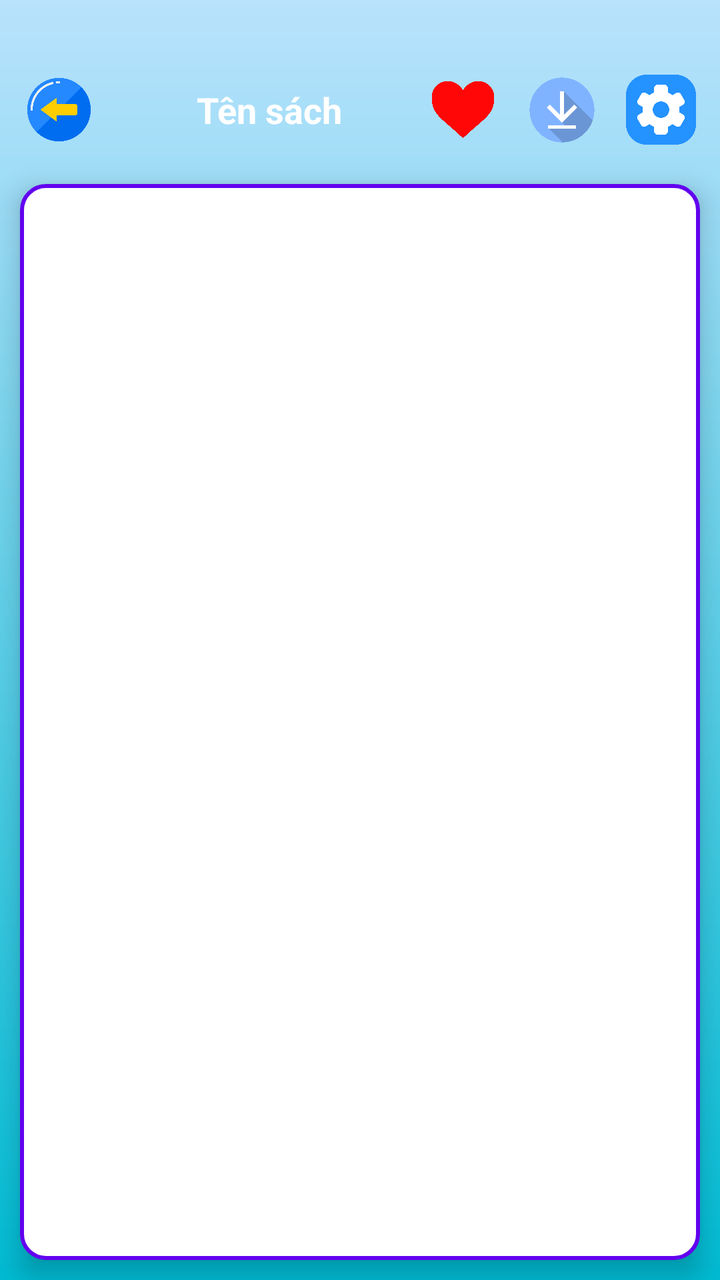
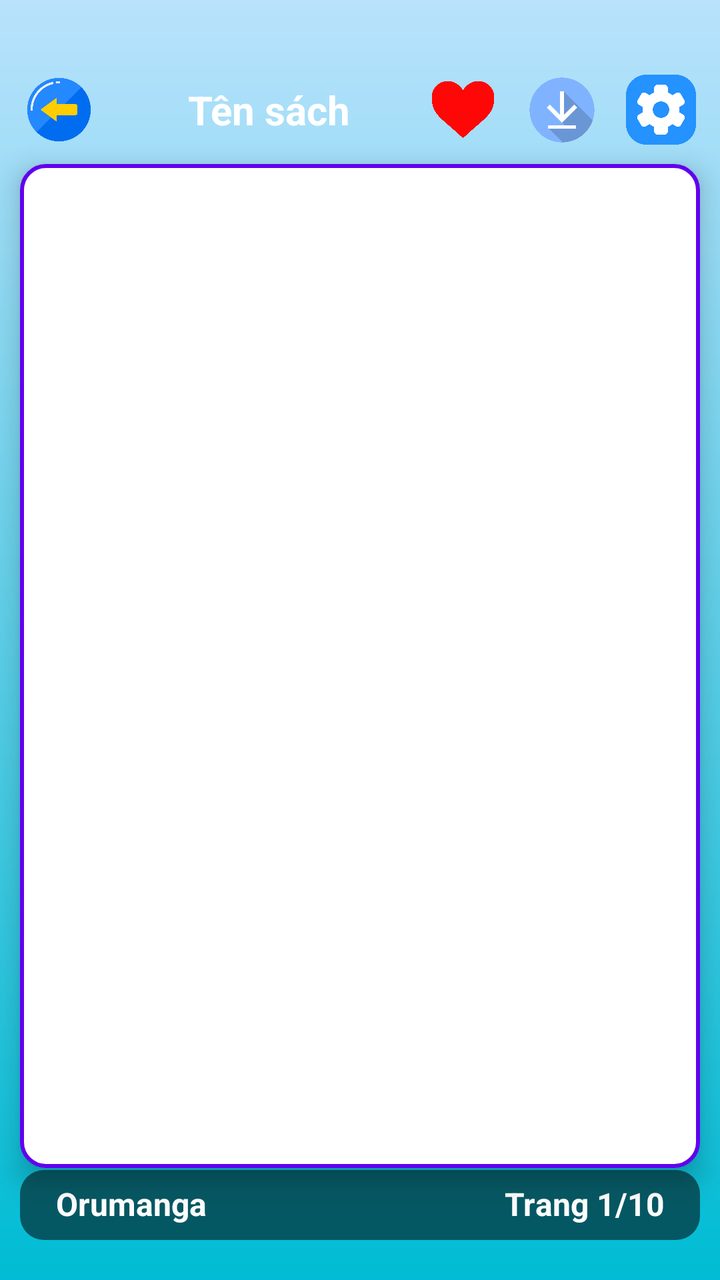

An Android layout rendered at two revisions. The XML below is the earlier revision; the diff shows what the commit changed to produce the second picture.
<!-- AndroidManifest.xml: application theme Theme.Do_an -->
<!-- res/layout/activity_reading.xml -->
<?xml version="1.0" encoding="utf-8"?>
<LinearLayout xmlns:android="http://schemas.android.com/apk/res/android"
    xmlns:tools="http://schemas.android.com/tools"
    android:orientation="vertical"
    android:background="@drawable/bg_gradient"
    android:layout_width="match_parent"
    android:layout_height="match_parent"
    android:paddingTop="28dp"
    tools:context=".application.ReadActivity">

    
    <LinearLayout
        android:id="@+id/topBar"
        android:layout_width="match_parent"
        android:layout_height="54dp"
        android:orientation="horizontal"
        android:gravity="center_vertical"
        android:paddingHorizontal="12dp"
        android:elevation="4dp">

        
        <ImageView
            android:id="@+id/btnBack"
            android:layout_width="35dp"
            android:layout_height="35dp"
            android:src="@drawable/img_2"/>

        
        <TextView
            android:id="@+id/txtTieuDe"
            android:layout_width="0dp"
            android:layout_height="wrap_content"
            android:layout_weight="1"
            android:layout_marginStart="16dp"
            android:text="Tên sách"
            android:textColor="@android:color/white"
            android:textSize="18sp"
            android:gravity="center_horizontal"
            android:textStyle="bold"
            android:ellipsize="end"
            android:singleLine="true" />

        
        <LinearLayout
            android:layout_width="wrap_content"
            android:layout_height="match_parent"
            android:gravity="center_vertical"
            android:orientation="horizontal">

            <ImageView
                android:id="@+id/btnFavorite"
                android:layout_width="35dp"
                android:layout_height="35dp"
                android:layout_marginStart="8dp"
                android:src="@drawable/img_3"
                android:contentDescription="Yêu thích" />

            <ImageView
                android:id="@+id/btnDown"
                android:layout_width="40dp"
                android:layout_height="40dp"
                android:layout_marginStart="12dp"
                android:src="@drawable/img_4"
                android:contentDescription="Tải xuống" />

            <ImageView
                android:id="@+id/btnSettings"
                android:layout_width="35dp"
                android:layout_height="35dp"
                android:layout_marginStart="12dp"
                android:src="@drawable/img_13"
                android:contentDescription="Tải xuống" />
        </LinearLayout>
    </LinearLayout>

    
    <androidx.viewpager2.widget.ViewPager2
        android:id="@+id/pdfViewPager"
        android:layout_width="match_parent"
        android:layout_height="0dp"
        android:layout_margin="10dp"
        android:layout_weight="1"
        android:background="@drawable/bg_pdf_frame"
        android:elevation="8dp" />

    <FrameLayout
        android:id="@+id/settingsContainer"
        android:layout_width="match_parent"
        android:layout_height="match_parent"
        android:visibility="gone"
        android:background="#AA000000"
        android:padding="20dp">

        <LinearLayout
            android:layout_width="match_parent"
            android:layout_height="wrap_content"
            android:orientation="vertical"
            android:background="@android:color/white"
            android:padding="16dp"
            android:layout_gravity="center_vertical"
            android:elevation="8dp">

            <TextView
                android:text="Cài đặt hiển thị"
                android:textSize="20sp"
                android:textStyle="bold"
                android:layout_width="match_parent"
                android:layout_height="wrap_content"
                android:gravity="center"/>

            <Switch
                android:id="@+id/switch_dark_mode"
                android:layout_width="match_parent"
                android:layout_height="wrap_content"
                android:text="Chế độ tối (Dark Mode)"
                android:layout_marginTop="8dp"/>

            <androidx.appcompat.widget.AppCompatButton
                android:id="@+id/btnCloseSettings"
                android:layout_width="wrap_content"
                android:layout_height="wrap_content"
                android:text="Đóng"/>
        </LinearLayout>
    </FrameLayout>

</LinearLayout>
<!-- resources referenced by this layout -->
<resources>
  <!-- drawable bg_gradient (drawable) -->
  <?xml version="1.0" encoding="utf-8"?>
  <shape xmlns:android="http://schemas.android.com/apk/res/android"
      android:shape="rectangle">
  
      <gradient
          android:type="linear"
          android:startColor="#B9E2FC"
          android:endColor="#00BCD4"
          android:angle="270" />
  
  </shape>
  <!-- drawable bg_pdf_frame (drawable) -->
  <shape xmlns:android="http://schemas.android.com/apk/res/android" android:shape="rectangle">
      
      <solid android:color="@android:color/white"/>
  
      
      <corners android:radius="12dp"/>
  
      
      <stroke
          android:width="2dp"
          android:color="#FF6200EE"/>
  
      
      <padding
          android:left="3dp"
          android:top="3dp"
          android:right="3dp"
          android:bottom="3dp"/>
  </shape>
  <!-- drawable img_13: png bitmap (drawable, 15685 bytes) -->
  <!-- drawable img_2: png bitmap (drawable, 16760 bytes) -->
  <!-- drawable img_3: png bitmap (drawable, 28111 bytes) -->
  <!-- drawable img_4: png bitmap (drawable, 61992 bytes) -->
  <style name="Theme.Do_an" parent="Base.Theme.Do_an" />
  <style name="Base.Theme.Do_an" parent="Theme.Material3.DayNight.NoActionBar">
          
          
      </style>
</resources>

<!-- the commit's change to res/layout/activity_reading.xml (unified diff, before → after) -->
@@ -34,7 +34,7 @@
             android:layout_marginStart="16dp"
             android:text="Tên sách"
             android:textColor="@android:color/white"
-            android:textSize="18sp"
+            android:textSize="20sp"
             android:gravity="center_horizontal"
             android:textStyle="bold"
             android:ellipsize="end"
@@ -74,53 +74,230 @@
     </LinearLayout>
 
     
-    <androidx.viewpager2.widget.ViewPager2
-        android:id="@+id/pdfViewPager"
+    <FrameLayout
         android:layout_width="match_parent"
         android:layout_height="0dp"
-        android:layout_margin="10dp"
         android:layout_weight="1"
+        android:layout_marginLeft="10dp"
+        android:layout_marginRight="10dp"
         android:background="@drawable/bg_pdf_frame"
-        android:elevation="8dp" />
+        android:elevation="8dp">
+
+        <androidx.viewpager2.widget.ViewPager2
+            android:id="@+id/pdfViewPager"
+            android:layout_width="match_parent"
+            android:layout_height="match_parent" />
+
+        
+        <LinearLayout
+            android:id="@+id/loadingLayout"
+            android:orientation="vertical"
+            android:gravity="center"
+            android:layout_width="wrap_content"
+            android:layout_height="wrap_content"
+            android:layout_gravity="center"
+            android:visibility="gone">
+
+            <ProgressBar
+                android:id="@+id/progressBarLoading"
+                android:layout_width="45dp"
+                android:layout_height="45dp"
+                android:indeterminate="true" />
+
+            <TextView
+                android:id="@+id/txtLoading"
+                android:layout_width="wrap_content"
+                android:layout_height="wrap_content"
+                android:text="Đang tải..."
+                android:textColor="@android:color/background_dark"
+                android:textSize="16sp"
+                android:layout_marginTop="8dp" />
+        </LinearLayout>
+    </FrameLayout>
+
+    <LinearLayout
+        android:layout_width="match_parent"
+        android:layout_height="35dp"
+        android:paddingHorizontal="18dp"
+        android:paddingVertical="6dp"
+        android:layout_marginTop="1dp"
+        android:layout_marginRight="10dp"
+        android:layout_marginLeft="10dp"
+        android:layout_gravity="center_horizontal"
+        android:layout_marginBottom="20dp"
+        android:orientation="horizontal"
+        android:background="@drawable/bg_page_indicator">
+
+        <TextView
+            android:id="@+id/txtname"
+            android:layout_width="wrap_content"
+            android:layout_height="wrap_content"
+            android:text="Orumanga"
+            android:gravity="start"
+            android:textColor="@android:color/white"
+            android:textSize="16sp"
+            android:textStyle="bold"/>
+
+        <TextView
+            android:id="@+id/txtPageIndicator"
+            android:layout_width="wrap_content"
+            android:layout_height="wrap_content"
+            android:gravity="end"
+            android:layout_weight="1"
+            android:text="Trang 1/10"
+            android:textColor="@android:color/white"
+            android:textSize="16sp"
+            android:textStyle="bold"/>
+    </LinearLayout>
+
+
 
     <FrameLayout
         android:id="@+id/settingsContainer"
         android:layout_width="match_parent"
         android:layout_height="match_parent"
         android:visibility="gone"
-        android:background="#AA000000"
-        android:padding="20dp">
-
-        <LinearLayout
+        android:background="#99000000"
+        android:padding="24dp">
+
+        <ScrollView
             android:layout_width="match_parent"
             android:layout_height="wrap_content"
-            android:orientation="vertical"
-            android:background="@android:color/white"
-            android:padding="16dp"
-            android:layout_gravity="center_vertical"
-            android:elevation="8dp">
-
-            <TextView
-                android:text="Cài đặt hiển thị"
-                android:textSize="20sp"
-                android:textStyle="bold"
+            android:fillViewport="true">
+
+            <LinearLayout
                 android:layout_width="match_parent"
                 android:layout_height="wrap_content"
-                android:gravity="center"/>
-
-            <Switch
-                android:id="@+id/switch_dark_mode"
-                android:layout_width="match_parent"
-                android:layout_height="wrap_content"
-                android:text="Chế độ tối (Dark Mode)"
-                android:layout_marginTop="8dp"/>
-
-            <androidx.appcompat.widget.AppCompatButton
-                android:id="@+id/btnCloseSettings"
-                android:layout_width="wrap_content"
-                android:layout_height="wrap_content"
-                android:text="Đóng"/>
-        </LinearLayout>
+                android:orientation="vertical"
+                android:background="@drawable/bg_settings_card"
+                android:padding="20dp"
+                android:elevation="12dp"
+                android:layout_gravity="center_vertical">
+
+                <TextView
+                    android:text="Cài đặt"
+                    android:textSize="22sp"
+                    android:textStyle="bold"
+                    android:textColor="#222222"
+                    android:layout_width="match_parent"
+                    android:layout_height="wrap_content"
+                    android:gravity="center"
+                    android:paddingBottom="12dp"/>
+
+                
+                <TextView
+                    android:text="Chiều đọc:"
+                    android:textStyle="bold"
+                    android:textColor="#333333"
+                    android:layout_width="wrap_content"
+                    android:layout_height="wrap_content"/>
+
+                <RadioGroup
+                    android:id="@+id/rgReadingDirection"
+                    android:layout_width="match_parent"
+                    android:layout_height="wrap_content"
+                    android:paddingHorizontal="8dp"
+                    android:paddingTop="4dp">
+
+                    <RadioButton
+                        android:id="@+id/rbVertical"
+                        android:layout_width="wrap_content"
+                        android:layout_height="wrap_content"
+                        android:text="Dọc"
+                        android:textColor="#444444"/>
+
+                    <RadioButton
+                        android:id="@+id/rbHorizontal"
+                        android:layout_width="wrap_content"
+                        android:layout_height="wrap_content"
+                        android:text="Ngang"
+                        android:textColor="#444444"/>
+                </RadioGroup>
+
+                
+                <TextView
+                    android:text="Hiển thị trang:"
+                    android:textStyle="bold"
+                    android:layout_marginTop="14dp"
+                    android:textColor="#333333"
+                    android:layout_width="wrap_content"
+                    android:layout_height="wrap_content"/>
+
+                <RadioGroup
+                    android:id="@+id/rgPageMode"
+                    android:layout_width="match_parent"
+                    android:layout_height="wrap_content"
+                    android:paddingHorizontal="8dp"
+                    android:paddingTop="4dp">
+
+                    <RadioButton
+                        android:id="@+id/rbSinglePage"
+                        android:text="1 trang / lần"
+                        android:textColor="#444444"
+                        android:layout_width="wrap_content"
+                        android:layout_height="wrap_content" />
+
+                    <RadioButton
+                        android:id="@+id/rbDoublePage"
+                        android:text="2 trang / lần"
+                        android:textColor="#444444"
+                        android:layout_width="wrap_content"
+                        android:layout_height="wrap_content" />
+                </RadioGroup>
+
+                
+                <Switch
+                    android:id="@+id/switchAutoNext"
+                    android:layout_width="match_parent"
+                    android:layout_height="wrap_content"
+                    android:text="Tự động chuyển trang"
+                    android:textColor="#333333"
+                    android:layout_marginTop="14dp"/>
+
+                <LinearLayout
+                    android:id="@+id/layoutAutoTime"
+                    android:layout_width="match_parent"
+                    android:layout_height="wrap_content"
+                    android:orientation="horizontal"
+                    android:visibility="gone"
+                    android:gravity="center_vertical"
+                    android:layout_marginTop="6dp">
+
+                    <TextView
+                        android:text="Thời gian:"
+                        android:textColor="#444444"
+                        android:layout_width="wrap_content"
+                        android:layout_height="wrap_content"/>
+
+                    <SeekBar
+                        android:id="@+id/seekAutoTime"
+                        android:layout_width="0dp"
+                        android:layout_height="wrap_content"
+                        android:layout_weight="1"
+                        android:max="10"/>
+
+                    <TextView
+                        android:id="@+id/txtAutoTime"
+                        android:text="3s"
+                        android:textColor="#333333"
+                        android:layout_width="wrap_content"
+                        android:layout_height="wrap_content"
+                        android:paddingLeft="8dp"/>
+                </LinearLayout>
+
+                
+                <androidx.appcompat.widget.AppCompatButton
+                    android:id="@+id/btnCloseSettings"
+                    android:layout_width="match_parent"
+                    android:layout_height="wrap_content"
+                    android:layout_marginTop="18dp"
+                    android:text="Đóng"
+                    android:textAllCaps="false"
+                    android:backgroundTint="#3F51B5"
+                    android:textColor="@android:color/white" />
+
+            </LinearLayout>
+        </ScrollView>
     </FrameLayout>
 
 </LinearLayout>
<!-- resource entries referenced after the edit -->
@@ -10,6 +10,20 @@
           android:startColor="#B9E2FC"
           android:endColor="#00BCD4"
           android:angle="270" />
+  
+  </shape>
+  <!-- drawable bg_page_indicator (drawable) -->
+  <?xml version="1.0" encoding="utf-8"?>
+  <shape xmlns:android="http://schemas.android.com/apk/res/android"
+      android:shape="rectangle">
+  
+      <solid android:color="#88000000" /> 
+      <corners android:radius="12dp" />
+      <padding
+          android:left="12dp"
+          android:top="6dp"
+          android:right="12dp"
+          android:bottom="6dp" />
   
   </shape>
   <!-- drawable bg_pdf_frame (drawable) -->
@@ -32,6 +46,17 @@
           android:right="3dp"
           android:bottom="3dp"/>
   </shape>
+  <!-- drawable bg_settings_card (drawable) -->
+  <shape xmlns:android="http://schemas.android.com/apk/res/android"
+      android:shape="rectangle">
+      <solid android:color="@android:color/white"/>
+      <corners android:radius="20dp"/>
+      <padding
+          android:left="8dp"
+          android:top="8dp"
+          android:right="8dp"
+          android:bottom="8dp"/>
+  </shape>
   <!-- drawable img_13: png bitmap (drawable, 15685 bytes) -->
   <!-- drawable img_2: png bitmap (drawable, 16760 bytes) -->
   <!-- drawable img_3: png bitmap (drawable, 28111 bytes) -->
